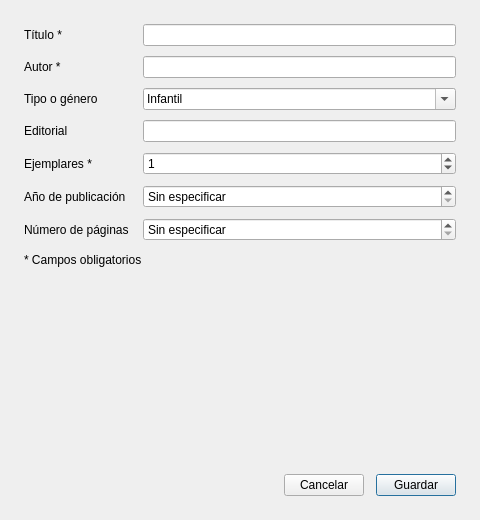
yaelink7/Biblioteca_Implementacion_Escuela_Primaria, file src/biblioteca/ui/disenos/formulario_libro.ui: the form before one commit.
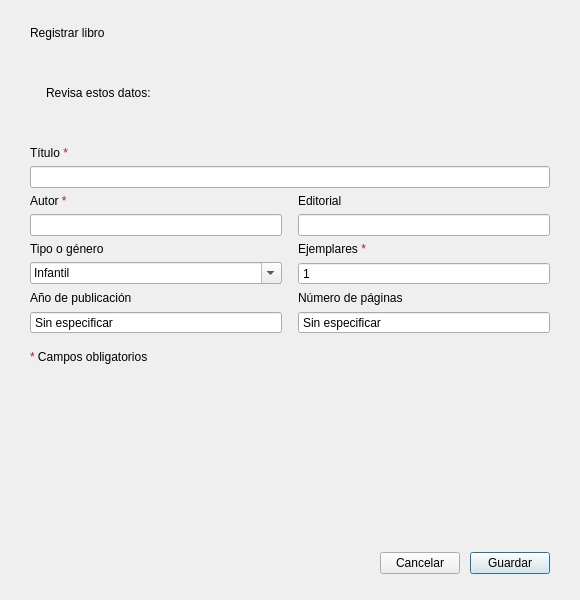
The form after the commit.

The edit to the form file:
```diff
--- a/src/biblioteca/ui/disenos/formulario_libro.ui
+++ b/src/biblioteca/ui/disenos/formulario_libro.ui
@@ -6,53 +6,108 @@
    <rect>
     <x>0</x>
     <y>0</y>
-    <width>480</width>
-    <height>520</height>
+    <width>580</width>
+    <height>600</height>
    </rect>
   </property>
   <property name="windowTitle">
    <string>Libro</string>
   </property>
   <layout class="QVBoxLayout" name="disposicion">
-   <property name="leftMargin"><number>24</number></property>
-   <property name="topMargin"><number>24</number></property>
-   <property name="rightMargin"><number>24</number></property>
-   <property name="bottomMargin"><number>24</number></property>
-   <property name="spacing"><number>12</number></property>
+   <property name="leftMargin"><number>30</number></property>
+   <property name="topMargin"><number>26</number></property>
+   <property name="rightMargin"><number>30</number></property>
+   <property name="bottomMargin"><number>26</number></property>
+   <property name="spacing"><number>16</number></property>
 
    <item>
-    <layout class="QFormLayout" name="formulario">
-     <property name="horizontalSpacing"><number>14</number></property>
-     <property name="verticalSpacing"><number>10</number></property>
+    <layout class="QVBoxLayout" name="encabezado">
+     <property name="spacing"><number>4</number></property>
+     <item>
+      <widget class="QLabel" name="etiquetaEncabezado">
+       <property name="text"><string>Registrar libro</string></property>
+       <property name="rol" stdset="0"><string>tituloDialogo</string></property>
+      </widget>
+     </item>
+     <item>
+      <widget class="QLabel" name="etiquetaSubtitulo">
+       <property name="text"><string/></property>
+       <property name="wordWrap"><bool>true</bool></property>
+       <property name="rol" stdset="0"><string>subtituloDialogo</string></property>
+      </widget>
+     </item>
+    </layout>
+   </item>
 
-     <item row="0" column="0">
+   <item>
+    <widget class="QFrame" name="cajaError">
+     <layout class="QVBoxLayout" name="disposicionError">
+      <property name="leftMargin"><number>16</number></property>
+      <property name="topMargin"><number>12</number></property>
+      <property name="rightMargin"><number>16</number></property>
+      <property name="bottomMargin"><number>12</number></property>
+      <property name="spacing"><number>4</number></property>
+      <item>
+       <widget class="QLabel" name="tituloError">
+        <property name="text"><string>Revisa estos datos:</string></property>
+       </widget>
+      </item>
+      <item>
+       <widget class="QLabel" name="etiquetaError">
+        <property name="text"><string/></property>
+        <property name="wordWrap"><bool>true</bool></property>
+       </widget>
+      </item>
+     </layout>
+    </widget>
+   </item>
+
+   <item>
+    <layout class="QGridLayout" name="formulario">
+     <property name="horizontalSpacing"><number>16</number></property>
+     <property name="verticalSpacing"><number>6</number></property>
+
+     <item row="0" column="0" colspan="2">
       <widget class="QLabel" name="etiquetaTitulo">
-       <property name="text"><string>Título *</string></property>
+       <property name="text"><string>Título &lt;span style="color:#A3261B"&gt;*&lt;/span&gt;</string></property>
+       <property name="rol" stdset="0"><string>etiquetaCampo</string></property>
       </widget>
      </item>
-     <item row="0" column="1">
-      <widget class="QLineEdit" name="campoTitulo">
-       <property name="minimumHeight"><number>32</number></property>
-      </widget>
-     </item>
-
-     <item row="1" column="0">
-      <widget class="QLabel" name="etiquetaAutor">
-       <property name="text"><string>Autor *</string></property>
-      </widget>
-     </item>
-     <item row="1" column="1">
-      <widget class="QLineEdit" name="campoAutor">
-       <property name="minimumHeight"><number>32</number></property>
-      </widget>
+     <item row="1" column="0" colspan="2">
+      <widget class="QLineEdit" name="campoTitulo"/>
      </item>
 
      <item row="2" column="0">
+      <widget class="QLabel" name="etiquetaAutor">
+       <property name="text"><string>Autor &lt;span style="color:#A3261B"&gt;*&lt;/span&gt;</string></property>
+       <property name="rol" stdset="0"><string>etiquetaCampo</string></property>
+      </widget>
+     </item>
+     <item row="2" column="1">
+      <widget class="QLabel" name="etiquetaEditorial">
+       <property name="text"><string>Editorial</string></property>
+       <property name="rol" stdset="0"><string>etiquetaCampo</string></property>
+      </widget>
+     </item>
+     <item row="3" column="0">
+      <widget class="QLineEdit" name="campoAutor"/>
+     </item>
+     <item row="3" column="1">
+      <widget class="QLineEdit" name="campoEditorial"/>
+     </item>
+
+     <item row="4" column="0">
       <widget class="QLabel" name="etiquetaTipo">
        <property name="text"><string>Tipo o género</string></property>
       </widget>
      </item>
-     <item row="2" column="1">
+     <item row="4" column="1">
+      <widget class="QLabel" name="etiquetaExistencias">
+       <property name="text"><string>Ejemplares &lt;span style="color:#A3261B"&gt;*&lt;/span&gt;</string></property>
+       <property name="rol" stdset="0"><string>etiquetaCampo</string></property>
+      </widget>
+     </item>
+     <item row="5" column="0">
       <widget class="QComboBox" name="campoTipo">
        <property name="editable"><bool>true</bool></property>
        <property name="minimumHeight"><number>32</number></property>
@@ -66,25 +121,9 @@
        <item><property name="text"><string>Consulta</string></property></item>
       </widget>
      </item>
-
-     <item row="3" column="0">
-      <widget class="QLabel" name="etiquetaEditorial">
-       <property name="text"><string>Editorial</string></property>
-      </widget>
-     </item>
-     <item row="3" column="1">
-      <widget class="QLineEdit" name="campoEditorial">
-       <property name="minimumHeight"><number>32</number></property>
-      </widget>
-     </item>
-
-     <item row="4" column="0">
-      <widget class="QLabel" name="etiquetaExistencias">
-       <property name="text"><string>Ejemplares *</string></property>
-      </widget>
-     </item>
-     <item row="4" column="1">
+     <item row="5" column="1">
       <widget class="QSpinBox" name="campoExistencias">
+       <property name="buttonSymbols"><enum>QAbstractSpinBox::NoButtons</enum></property>
        <property name="minimum"><number>0</number></property>
        <property name="maximum"><number>9999</number></property>
        <property name="value"><number>1</number></property>
@@ -92,13 +131,20 @@
       </widget>
      </item>
 
-     <item row="5" column="0">
+     <item row="6" column="0">
       <widget class="QLabel" name="etiquetaAno">
        <property name="text"><string>Año de publicación</string></property>
       </widget>
      </item>
-     <item row="5" column="1">
+     <item row="6" column="1">
+      <widget class="QLabel" name="etiquetaPaginas">
+       <property name="text"><string>Número de páginas</string></property>
+       <property name="rol" stdset="0"><string>etiquetaCampo</string></property>
+      </widget>
+     </item>
+     <item row="7" column="0">
       <widget class="QSpinBox" name="campoAno">
+       <property name="buttonSymbols"><enum>QAbstractSpinBox::NoButtons</enum></property>
        <property name="minimum"><number>1399</number></property>
        <property name="maximum"><number>2026</number></property>
        <property name="value"><number>1399</number></property>
@@ -106,14 +152,9 @@
        <property name="minimumHeight"><number>32</number></property>
       </widget>
      </item>
-
-     <item row="6" column="0">
-      <widget class="QLabel" name="etiquetaPaginas">
-       <property name="text"><string>Número de páginas</string></property>
-      </widget>
-     </item>
-     <item row="6" column="1">
+     <item row="7" column="1">
       <widget class="QSpinBox" name="campoPaginas">
+       <property name="buttonSymbols"><enum>QAbstractSpinBox::NoButtons</enum></property>
        <property name="minimum"><number>0</number></property>
        <property name="maximum"><number>99999</number></property>
        <property name="value"><number>0</number></property>
@@ -121,22 +162,13 @@
        <property name="minimumHeight"><number>32</number></property>
       </widget>
      </item>
-
     </layout>
    </item>
 
    <item>
     <widget class="QLabel" name="etiquetaObligatorios">
-     <property name="text"><string>* Campos obligatorios</string></property>
-    </widget>
-   </item>
-
-   <item>
-    <widget class="QLabel" name="etiquetaError">
-     <property name="text"><string/></property>
-     <property name="wordWrap"><bool>true</bool></property>
-     <property name="minimumHeight"><number>44</number></property>
-     <property name="alignment"><set>Qt::AlignTop</set></property>
+     <property name="text"><string>&lt;span style="color:#A3261B"&gt;*&lt;/span&gt; Campos obligatorios</string></property>
+     <property name="rol" stdset="0"><string>notaCampo</string></property>
     </widget>
    </item>
 
@@ -144,13 +176,14 @@
     <spacer name="espacio">
      <property name="orientation"><enum>Qt::Vertical</enum></property>
      <property name="sizeHint" stdset="0">
-      <size><width>20</width><height>10</height></size>
+      <size><width>20</width><height>4</height></size>
      </property>
     </spacer>
    </item>
 
    <item>
     <layout class="QHBoxLayout" name="filaBotones">
+     <property name="spacing"><number>10</number></property>
      <item>
       <spacer name="espacioBotones">
        <property name="orientation"><enum>Qt::Horizontal</enum></property>
```
Left out of the diff: 22 changed lines with no effect on the pictures.
